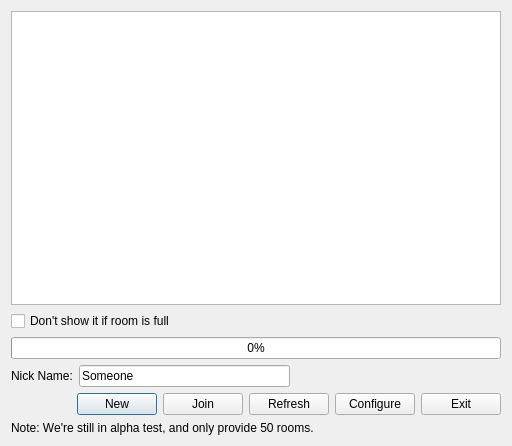
The window that src/painttyDesktop/widgets/roomlistdialog.ui (liuyanghejerry/painttyWidget) describes before a commit, drawn with Qt 5.
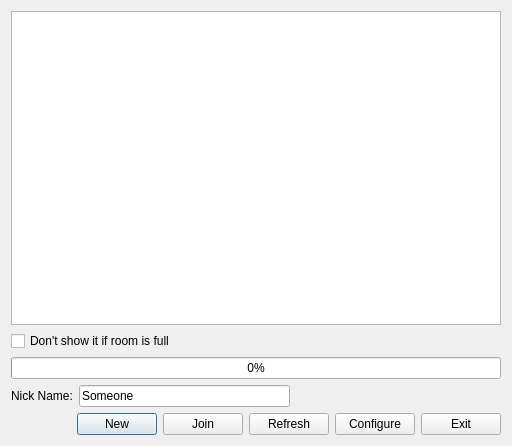
The same window after the commit.

Commit message: remove: useless hints.

```diff
--- a/src/painttyDesktop/widgets/roomlistdialog.ui
+++ b/src/painttyDesktop/widgets/roomlistdialog.ui
@@ -159,13 +159,6 @@
      </item>
     </layout>
    </item>
-   <item>
-    <widget class="QLabel" name="label">
-     <property name="text">
-      <string>Note: We're still in alpha test, and only provide 50 rooms.</string>
-     </property>
-    </widget>
-   </item>
   </layout>
  </widget>
  <resources/>
```
